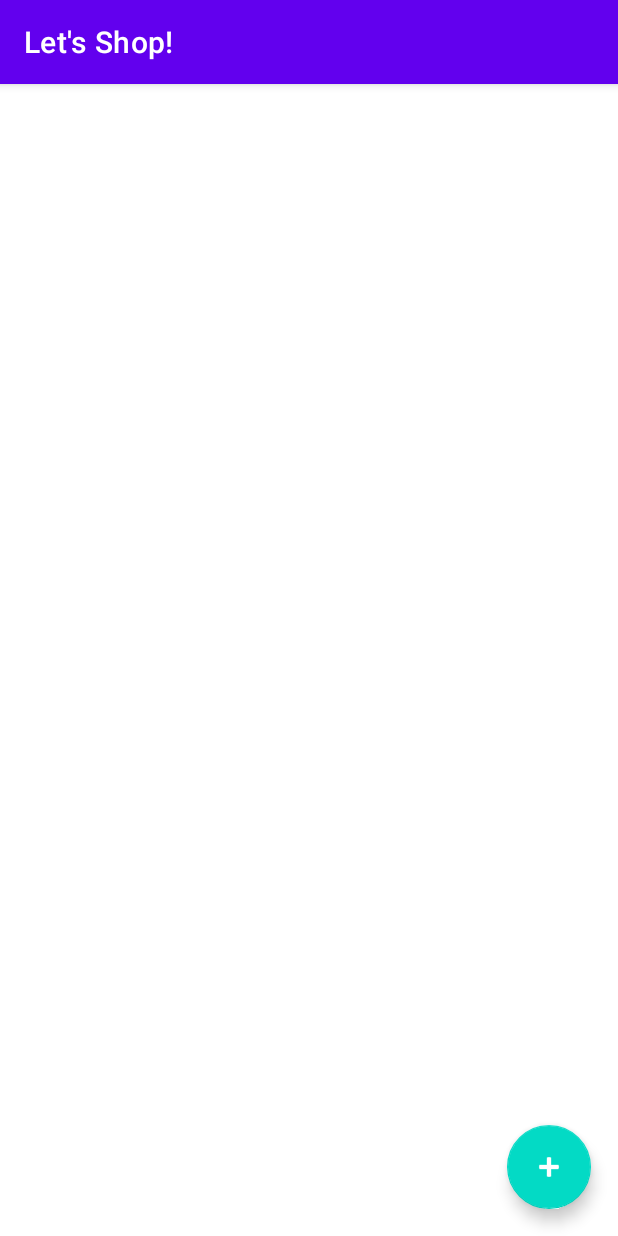
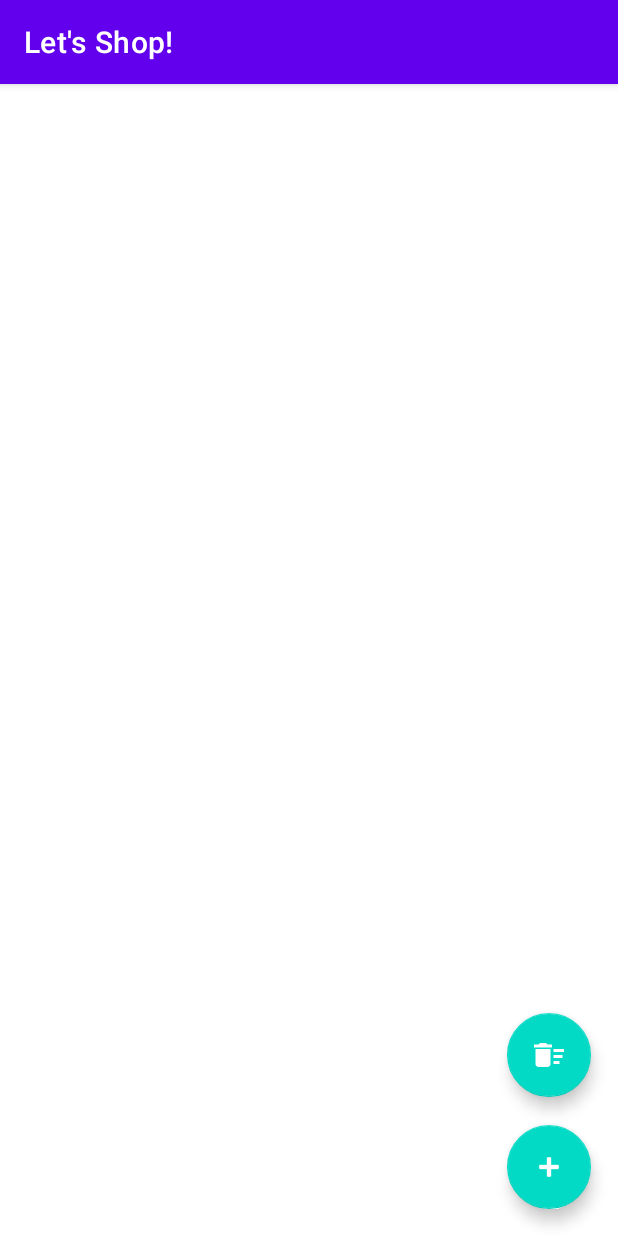
Before and after one commit to AbhiSgr/LetsGoShopping, an Android app: the screen it shows after launch (MainActivity), on a phone screen of 412 x 824 dp. Run offline under Robolectric (Android 15) with nearby library versions, the phone set to English and light mode, and no system bars; our stand-ins replace Room's generated code.

Commit message:
Feature: Added a "Delete all" trash icon to the main activity

```diff
--- a/app/src/main/java/dev/abhisgr101/letsgoshopping/MainActivity.java
+++ b/app/src/main/java/dev/abhisgr101/letsgoshopping/MainActivity.java
@@ -18,6 +18,7 @@ public class MainActivity extends AppCompatActivity {
 
     private static final int ADD_ITEM_REQUEST = 1;
     private static final int EDIT_ITEM_REQUEST = 2;
+    private static final int DELETE_ALL_ITEMS_REQUEST = 3;
     private ViewModel viewModel;
 
     @Override
@@ -29,6 +30,7 @@ public class MainActivity extends AppCompatActivity {
         // creating a variables for our recycler view.
         RecyclerView itemsRV = findViewById(R.id.idItemsRV);
         FloatingActionButton addFAB = findViewById(R.id.idAddFAB);
+        FloatingActionButton deleteAllFAB = findViewById(R.id.idDeleteAllFAB);
 
         // adding on click listener for floating action button.
         addFAB.setOnClickListener(v -> {
@@ -36,6 +38,13 @@ public class MainActivity extends AppCompatActivity {
             // and passing a constant value in it.
             Intent intent = new Intent(this, NewItemActivity.class);
             startActivityForResult(intent, ADD_ITEM_REQUEST);
+        });
+
+        // adding on click listener for floating action button.
+        deleteAllFAB.setOnClickListener(v -> {
+            // starting a new activity for adding a new item
+            // and passing a constant value in it.
+            startActivityForResult(getIntent(), DELETE_ALL_ITEMS_REQUEST);
         });
 
         // setting layout manager to our adapter class.
@@ -113,6 +122,9 @@ public class MainActivity extends AppCompatActivity {
             model.setId(id);
             viewModel.update(model);
             Toast.makeText(this, "Item updated", Toast.LENGTH_SHORT).show();
+        } else if (requestCode == DELETE_ALL_ITEMS_REQUEST){
+            viewModel.deleteAllItems();
+            Toast.makeText(this, "All items deleted.", Toast.LENGTH_SHORT).show();
         } else {
             Toast.makeText(this, "Item not saved", Toast.LENGTH_SHORT).show();
         }
--- a/app/src/main/res/layout/activity_main.xml
+++ b/app/src/main/res/layout/activity_main.xml
@@ -22,10 +22,23 @@
         android:layout_alignParentEnd="true"
         android:layout_alignParentBottom="true"
         android:layout_marginStart="18dp"
-        android:layout_marginTop="18dp"
+        android:layout_marginTop="9dp"
         android:layout_marginEnd="18dp"
         android:layout_marginBottom="18dp"
         android:src="@android:drawable/ic_input_add"
         app:tint="@color/white" />
 
+    <!--fab to trash all items-->
+    <com.google.android.material.floatingactionbutton.FloatingActionButton
+        android:id="@+id/idDeleteAllFAB"
+        android:layout_width="wrap_content"
+        android:layout_height="wrap_content"
+        android:layout_above="@+id/idAddFAB"
+        android:layout_alignParentEnd="true"
+        android:layout_marginStart="18dp"
+        android:layout_marginTop="18dp"
+        android:layout_marginEnd="18dp"
+        android:layout_marginBottom="9dp"
+        android:src="@drawable/ic_baseline_delete_sweep_24"
+        app:tint="@color/white" />
 </RelativeLayout>
```
